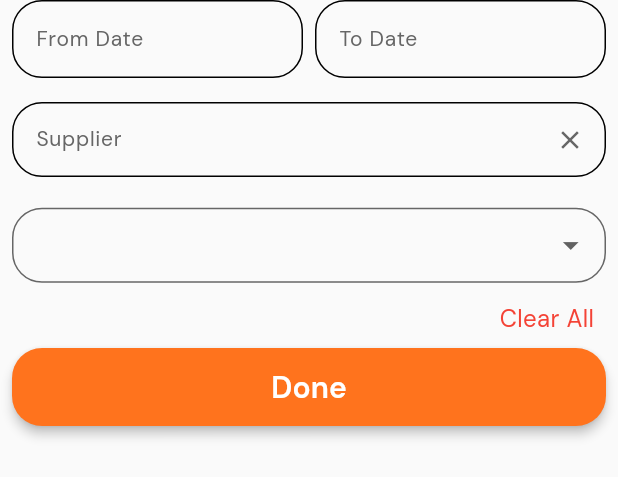
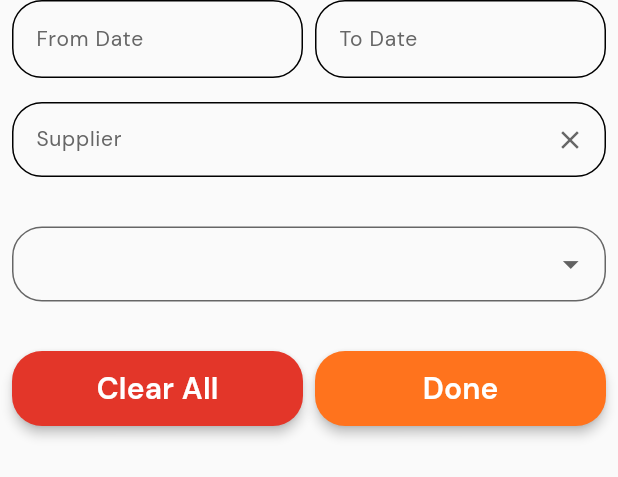
Before and after one commit to Ambibuzz/ampower_buzzit_mobile_app, a Flutter app: the PurchaseInvoiceFilterBottomSheetView widget shown alone on an empty page, opened directly, on a phone screen of 412 x 824 dp. Shown: the top 477 px of the screen. Run offline on Flutter 3.47's test engine with Material 3 defaults, Android fonts, the phone set to English and light mode, and no system bars; drawn by our look-alikes of flutter_typeahead; our stand-ins replace cached_network_image, camera, connectivity_plus, cookie_jar, dio, dio_cookie_manager and 19 more; missing offline and left inert: flutter_mentions, json_table, new_version_plus; accounts and stored records are empty; network calls fail; statements that could not run were skipped.

Commit message:
added clear button to filters
Signed-off-by: Mohit Yadav <mohit.yadav@ambibuzz.com>

```diff
--- a/lib/view/filters/purchase_invoice_filter_bottomsheet_view.dart
+++ b/lib/view/filters/purchase_invoice_filter_bottomsheet_view.dart
@@ -6,6 +6,7 @@ import 'package:ampower_buzzit_mobile/common/widgets/custom_textformfield.dart';
 import 'package:ampower_buzzit_mobile/common/widgets/custom_typeahead_formfield.dart';
 import 'package:ampower_buzzit_mobile/common/widgets/typeahead_widgets.dart';
 import 'package:ampower_buzzit_mobile/config/styles.dart';
+import 'package:ampower_buzzit_mobile/config/theme.dart';
 import 'package:ampower_buzzit_mobile/model/filter_custom.dart';
 import 'package:ampower_buzzit_mobile/util/constants/lists.dart';
 import 'package:ampower_buzzit_mobile/util/constants/sizes.dart';
@@ -49,13 +50,15 @@ class PurchaseInvoiceFilterBottomSheetView extends StatelessWidget {
                         supplierField(model, context),
                         SizedBox(height: Sizes.paddingWidget(context)),
                         statusDropdownField(model, context),
+                        SizedBox(height: Sizes.paddingWidget(context)),
                         Row(
                           mainAxisAlignment: MainAxisAlignment.end,
                           children: [
                             clearFilter(model, context),
+                            SizedBox(width: Sizes.smallPaddingWidget(context)),
+                            applyFilterButton(model, context),
                           ],
                         ),
-                        applyFilterButton(model, context),
                         SizedBox(height: Sizes.paddingWidget(context)),
                       ],
                     ),
@@ -68,15 +71,17 @@ class PurchaseInvoiceFilterBottomSheetView extends StatelessWidget {
 
   Widget clearFilter(
       PurchaseInvoiceFilterBottomSheetViewModel model, BuildContext context) {
-    return Padding(
-      padding: EdgeInsets.all(Sizes.smallPaddingWidget(context)),
-      child: GestureDetector(
-        onTap: () {
+    return Expanded(
+      child: SizedBox(
+        height: Sizes.buttonHeightWidget(context),
+        child: ElevatedButton(
+          style: ButtonStyle(
+              backgroundColor:
+                  WidgetStatePropertyAll(CustomTheme.errorColorLight)),
+          onPressed: () {
             model.clearData();
           },
-        child: const Text(
-          Strings.clear,
-          style: TextStyle(color: Colors.red, fontSize: 16),
+          child: const Text(Strings.clear),
         ),
       ),
     );
@@ -84,12 +89,14 @@ class PurchaseInvoiceFilterBottomSheetView extends StatelessWidget {
 
   Widget applyFilterButton(
       PurchaseInvoiceFilterBottomSheetViewModel model, BuildContext context) {
-    return SizedBox(
-      height: Sizes.buttonHeightTargetitWidget(context),
+    return Expanded(
+      child: SizedBox(
+        height: Sizes.buttonHeightWidget(context),
         width: displayWidth(context),
         child: ElevatedButton(
           onPressed: () => applyFilter(model, context),
           child: const Text(Strings.done),
+        ),
       ),
     );
   }
```
Also changed, not shown: lib/view/filters/purchase_order_filter_bottomsheet_view.dart (+17 -10 lines), lib/view/filters/sales_invoice_filter_bottomsheet_view.dart (+17 -10 lines), lib/view/filters/sales_order_filter_bottomsheet_view.dart (+17 -12 lines). Lines whose indentation alone changed are shown as unchanged.
